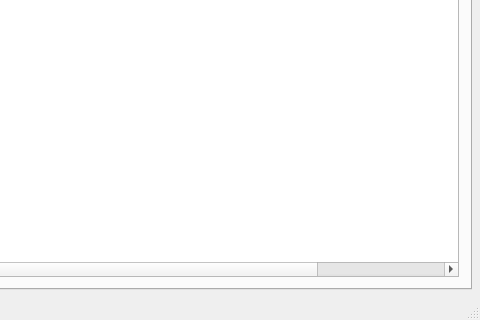
First picture: the form in Forms/Main_Window.ui, repository Graveflo/BDO_Enhancement_Tool, before the edit; both pictures show x 644 to 1124 and y 415 to 735 of the 1124 by 735 pixel window.
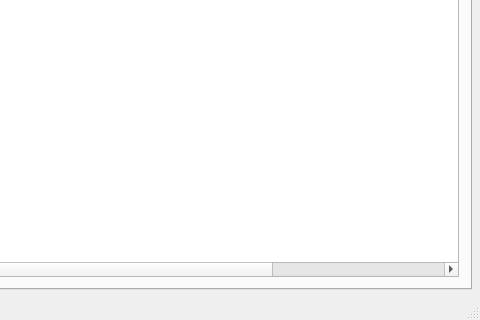
Second picture: the form after the edit. The open tabs and pages were chosen to show the change. Icons and pictures are not drawn. Custom widgets are drawn as their Qt base class.

Diff of the .ui file:
```diff
--- a/Forms/Main_Window.ui
+++ b/Forms/Main_Window.ui
@@ -870,6 +870,11 @@
                 <string>Cost</string>
                </property>
               </column>
+              <column>
+               <property name="text">
+                <string>Successes</string>
+               </property>
+              </column>
              </widget>
             </item>
            </layout>
```
Left out of the diff: 2 changed lines with no effect on the pictures.
